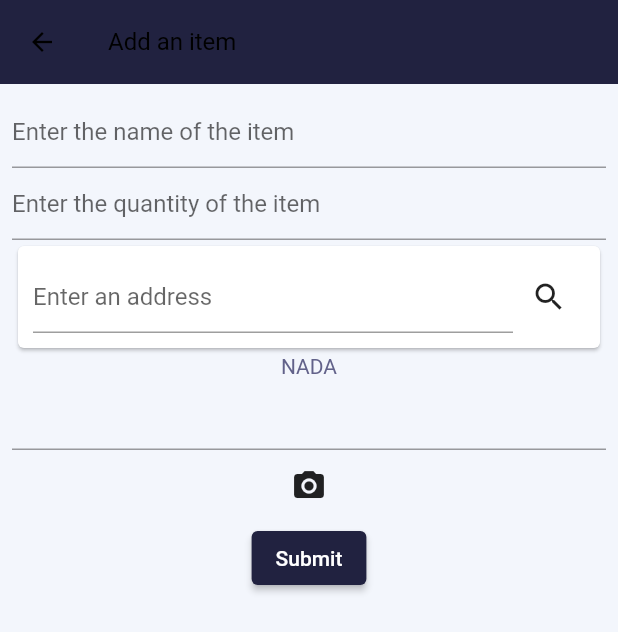
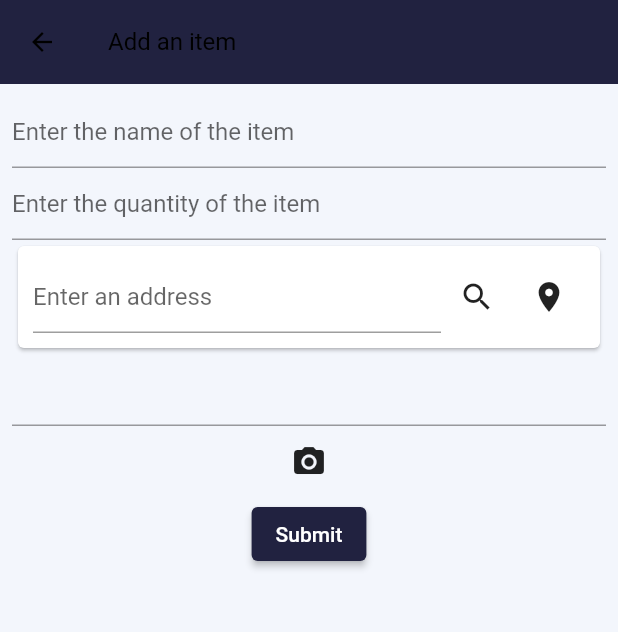
Before and after one commit to alexalarcon/whereiscorral, a Flutter app: the AddItem screen opened directly, after a tap on the "search" icon, on a phone screen of 412 x 824 dp. Shown: the top 632 px of the screen. Run offline on Flutter 3.47's test engine with Material 2 defaults, Android fonts, the phone set to English and light mode, and no system bars; drawn by our look-alikes of searchfield; our stand-ins replace cloud_firestore, firebase_auth, firebase_core, firebase_storage, flutter_native_image, flutter_redux and 6 more; missing offline and left inert: flutter_geocoder, flutter_google_places, google_api_headers, google_maps_webservice, image_compression; accounts and stored records are empty; Roboto replaces fonts that are missing (Poppins).

Commit message:
Puesta a punto

```diff
--- a/lib/pages/locations/addItem.dart
+++ b/lib/pages/locations/addItem.dart
@@ -56,33 +56,6 @@ class _AddItemState extends State<AddItem> {
 
   bool isLoading = false;
 
-  Future search() async {
-    this.setState(() {
-      this.isLoading = true;
-    });
-
-    try {
-      var results2 =
-          await GoogleGeocoding("AIzaSyCD9co-B7xbWxSHU5KulvIM-Z2kMjd8_SA")
-              .findAddressesFromQuery(_controllerLocation.text);
-      var results =
-          await Geocoder.local.findAddressesFromQuery(_controllerLocation.text);
-      Geocoder.google("AIzaSyCD9co-B7xbWxSHU5KulvIM-Z2kMjd8_SA")
-          .findAddressesFromQuery(_controllerLocation.text);
-      this.setState(() {
-        print(results2.length);
-        print(results.length);
-        this.results = results2;
-      });
-    } catch (e) {
-      print("Error occured: $e");
-    } finally {
-      this.setState(() {
-        this.isLoading = false;
-      });
-    }
-  }
-
   Future<void> _handlePressButton() async {
     Prediction? p = await PlacesAutocomplete.show(
         context: context,
@@ -98,9 +71,9 @@ class _AddItemState extends State<AddItem> {
                 borderRadius: BorderRadius.circular(20),
                 borderSide: BorderSide(color: Colors.white))),
         components: [
-          Component(Component.country, "pk"),
-          Component(Component.country, "usa"),
-          Component(Component.country, "es")
+          // Component(Component.country, "pk"),
+          // Component(Component.country, "usa"),
+          // Component(Component.country, "es")
         ]);
 
     displayPrediction(p!, homeScaffoldKey.currentState);
@@ -183,7 +156,7 @@ class _AddItemState extends State<AddItem> {
                   return null;
                 },
               ),
-              Column(children: <Widget>[
+
               new Card(
                 child: new Padding(
                   padding: const EdgeInsets.all(10.0),
@@ -191,40 +164,22 @@ class _AddItemState extends State<AddItem> {
                     children: <Widget>[
                       new Expanded(
                         child: new TextField(
+                          onTap: _handlePressButton,
                           controller: _controllerLocation,
-                            decoration: new InputDecoration(
-                                hintText: "Enter an address"),
+                          decoration:
+                              new InputDecoration(hintText: "Enter an address"),
                         ),
                       ),
                       new IconButton(
                           icon: new Icon(Icons.search),
-                            onPressed: () => search())
+                          onPressed: _handlePressButton),
+                      new IconButton(
+                          icon: new Icon(Icons.location_on),
+                          onPressed: _handlePressButton)
                     ],
                   ),
                 ),
               ),
-                (this.results.length > 0)
-                    ? SizedBox(
-                        height: 400,
-                        child: ListView.builder(
-                          itemCount: this.results.length,
-                          itemBuilder: (context, index) {
-                            return ListTile(
-                              title: Card(
-                                  child: Column(
-                                children: [
-                                  Text(this.results[0].addressLine.toString()),
-                                  Text(this.results[0].coordinates.toString()),
-                                  Text(this.results[0].countryName.toString()),
-                                  Text(this.results[0].countryCode.toString()),
-                                ],
-                              )),
-                            );
-                          },
-                        ),
-                      )
-                    : Text("NADA"),
-              ]),
               SearchField<Address>(
                 suggestions: this
                     .results
```
Lines whose indentation alone changed are shown as unchanged.
